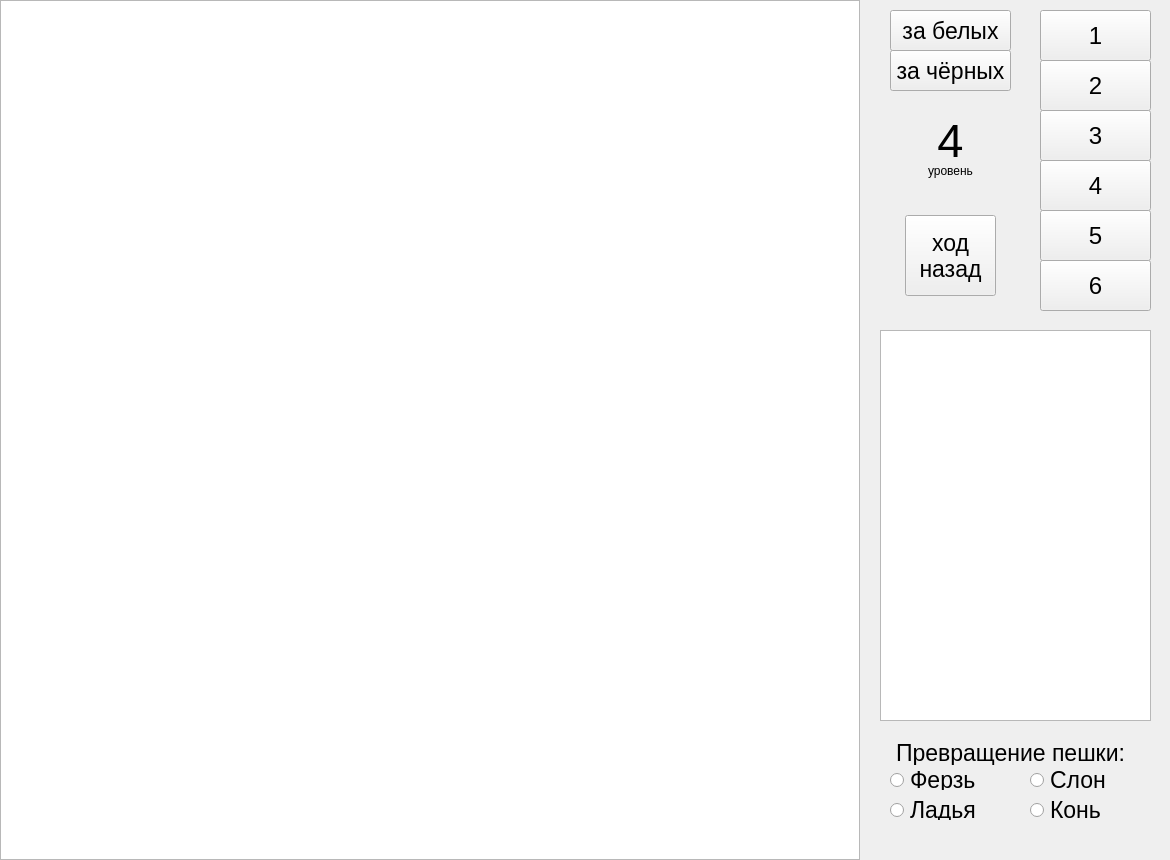
The window that chess/game.ui (danymalets/coursework-1) describes before a commit, drawn with Qt 5.
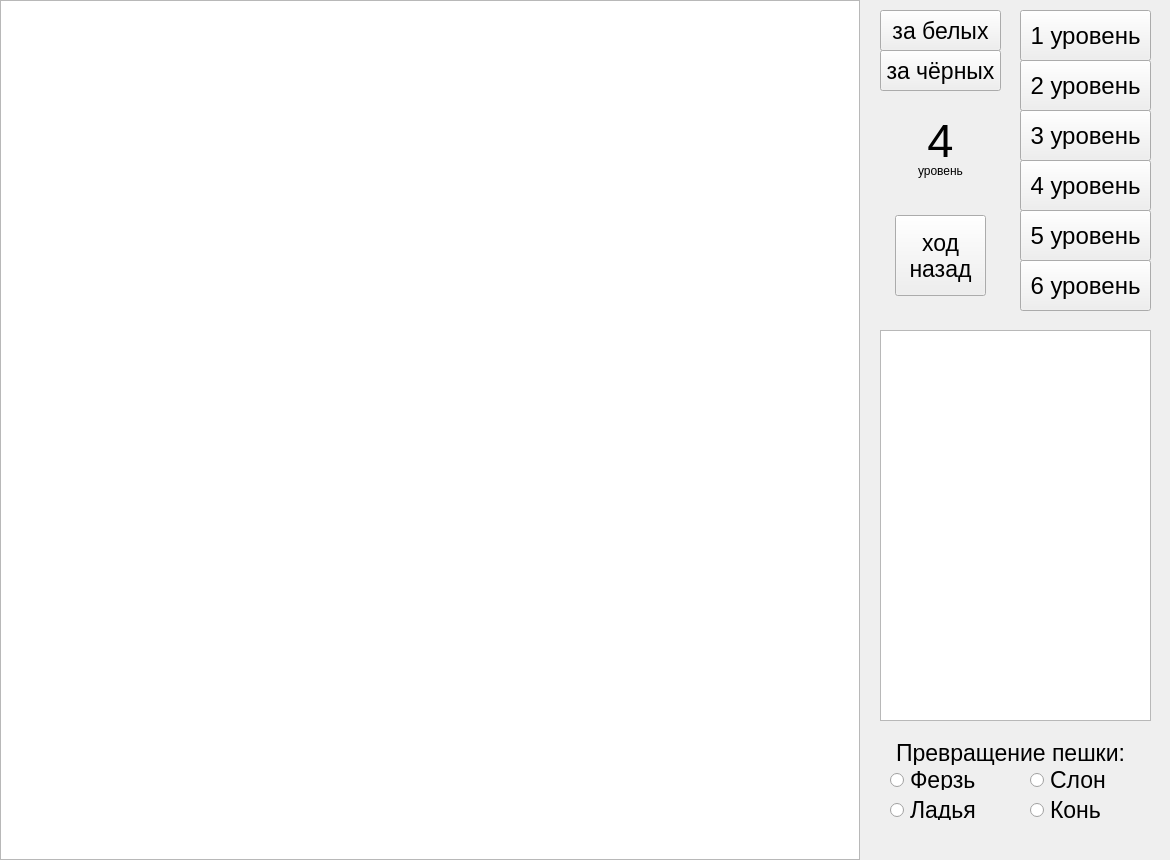
The same window after the commit.

The edit to the form file:
```diff
--- a/chess/game.ui
+++ b/chess/game.ui
@@ -17,9 +17,9 @@
    <widget class="QPushButton" name="pushButton_3">
     <property name="geometry">
      <rect>
-      <x>1040</x>
+      <x>1020</x>
       <y>60</y>
-      <width>111</width>
+      <width>131</width>
       <height>51</height>
      </rect>
     </property>
@@ -29,15 +29,15 @@
      </font>
     </property>
     <property name="text">
-     <string>2</string>
+     <string>2 уровень</string>
     </property>
    </widget>
    <widget class="QPushButton" name="pushButton_5">
     <property name="geometry">
      <rect>
-      <x>1040</x>
+      <x>1020</x>
       <y>160</y>
-      <width>111</width>
+      <width>131</width>
       <height>51</height>
      </rect>
     </property>
@@ -47,15 +47,15 @@
      </font>
     </property>
     <property name="text">
-     <string>4</string>
+     <string>4 уровень</string>
     </property>
    </widget>
    <widget class="QPushButton" name="pushButton_6">
     <property name="geometry">
      <rect>
-      <x>1040</x>
+      <x>1020</x>
       <y>210</y>
-      <width>111</width>
+      <width>131</width>
       <height>51</height>
      </rect>
     </property>
@@ -65,7 +65,7 @@
      </font>
     </property>
     <property name="text">
-     <string>5</string>
+     <string>5 уровень</string>
     </property>
    </widget>
    <widget class="QLabel" name="label_3">
@@ -114,7 +114,7 @@
    <widget class="QPushButton" name="pushButton">
     <property name="geometry">
      <rect>
-      <x>905</x>
+      <x>895</x>
       <y>215</y>
       <width>91</width>
       <height>81</height>
@@ -133,9 +133,9 @@
    <widget class="QPushButton" name="pushButton_4">
     <property name="geometry">
      <rect>
-      <x>1040</x>
+      <x>1020</x>
       <y>110</y>
-      <width>111</width>
+      <width>131</width>
       <height>51</height>
      </rect>
     </property>
@@ -145,7 +145,7 @@
      </font>
     </property>
     <property name="text">
-     <string>3</string>
+     <string>3 уровень</string>
     </property>
    </widget>
    <widget class="QGraphicsView" name="graphicsView">
@@ -161,9 +161,9 @@
    <widget class="QPushButton" name="pushButton_7">
     <property name="geometry">
      <rect>
-      <x>1040</x>
+      <x>1020</x>
       <y>260</y>
-      <width>111</width>
+      <width>131</width>
       <height>51</height>
      </rect>
     </property>
@@ -173,13 +173,13 @@
      </font>
     </property>
     <property name="text">
-     <string>6</string>
+     <string>6 уровень</string>
     </property>
    </widget>
    <widget class="QLabel" name="label_4">
     <property name="geometry">
      <rect>
-      <x>910</x>
+      <x>900</x>
       <y>160</y>
       <width>81</width>
       <height>21</height>
@@ -195,7 +195,7 @@
    <widget class="QLabel" name="label_2">
     <property name="geometry">
      <rect>
-      <x>920</x>
+      <x>910</x>
       <y>110</y>
       <width>61</width>
       <height>61</height>
@@ -216,9 +216,9 @@
    <widget class="QPushButton" name="pushButton_2">
     <property name="geometry">
      <rect>
-      <x>1040</x>
+      <x>1020</x>
       <y>10</y>
-      <width>111</width>
+      <width>131</width>
       <height>51</height>
      </rect>
     </property>
@@ -228,13 +228,13 @@
      </font>
     </property>
     <property name="text">
-     <string>1</string>
+     <string>1 уровень</string>
     </property>
    </widget>
    <widget class="QPushButton" name="pushButton_8">
     <property name="geometry">
      <rect>
-      <x>890</x>
+      <x>880</x>
       <y>10</y>
       <width>121</width>
       <height>41</height>
@@ -252,7 +252,7 @@
    <widget class="QPushButton" name="pushButton_9">
     <property name="geometry">
      <rect>
-      <x>890</x>
+      <x>880</x>
       <y>50</y>
       <width>121</width>
       <height>41</height>
```
